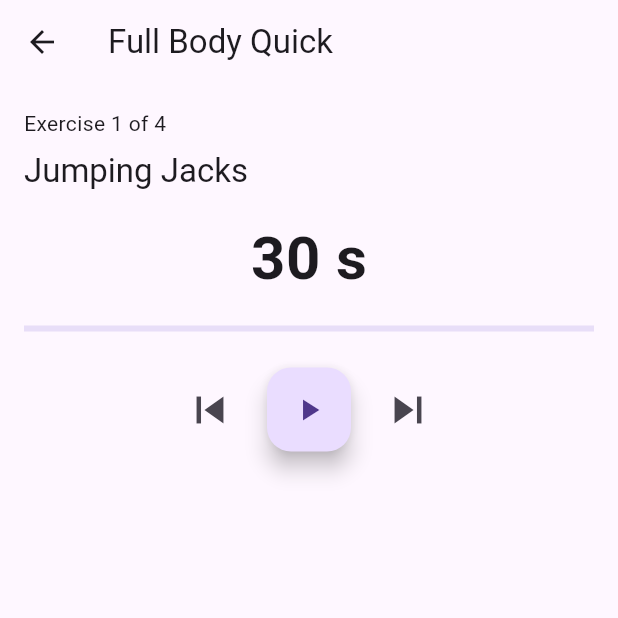
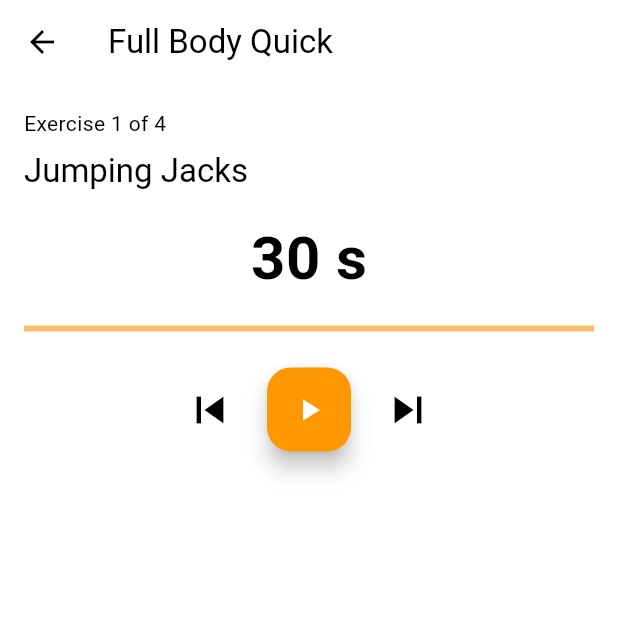
Before and after one commit to biarog/AplicativoFlutter, a Flutter app: the screen it shows after launch, after a tap on "Play", on a phone screen of 412 x 824 dp, the top half of it. Run offline on Flutter 3.47's test engine with Material 3 defaults, Android fonts, the phone set to English and light mode, and no system bars; our stand-ins replace shared_preferences; missing offline and left inert: widgetbook, widgetbook_annotation.

Commit message:
Mudanças no tema da aplicação

```diff
--- a/aplicativo_flutter/lib/main.dart
+++ b/aplicativo_flutter/lib/main.dart
@@ -17,12 +17,32 @@ class MainApp extends StatelessWidget {
       title: 'Fitness Routines',
       debugShowCheckedModeBanner: false,
       theme: ThemeData(
-        brightness: Brightness.light,
-        primarySwatch: Colors.orange,
+        colorScheme: ColorScheme(
+          primary: Colors.orange,
+          secondary: const Color.fromARGB(255, 250, 189, 110),
+          surface: Colors.white,
+          error: Colors.red,
+          onPrimary: Colors.white,
+          onSecondary: Colors.black,
+          onSurface: Colors.black,
+          onError: Colors.white,
+          brightness: Brightness.light
+        ),
+        useMaterial3: true,
       ),
       darkTheme: ThemeData(
-        brightness: Brightness.dark,
-        primarySwatch: Colors.deepOrange,
+        colorScheme: ColorScheme(
+          primary: Colors.deepOrange,
+          secondary: const Color.fromARGB(255, 94, 55, 43),
+          surface: Colors.grey[900]!,
+          error: Colors.red,
+          onPrimary: Colors.white,
+          onSecondary: Colors.black,
+          onSurface: Colors.white,
+          onError: Colors.white,
+          brightness: Brightness.dark,
+        ),
+        useMaterial3: true,
       ),
       themeMode: ThemeMode.system,
       home: const HomeScreen(),
@@ -63,10 +83,17 @@ class _HomeScreenState extends State<HomeScreen> {
           Text('Your Routines', style: Theme.of(context).textTheme.titleLarge),
           const SizedBox(height: 12),
           Card(
+            shape: RoundedRectangleBorder(
+              borderRadius: BorderRadius.circular(8.0),
+              side: BorderSide(color: Theme.of(context).colorScheme.secondary, width: 1.5),
+            ),
             child: ListTile(
               title: Text(routine.name),
               subtitle: Text('${routine.exercises.length} exercises • ~${routine.totalDuration}s'),
               trailing: ElevatedButton(
+                style: ElevatedButton.styleFrom(
+                  side: BorderSide(color: Theme.of(context).colorScheme.primary),
+                ),
                 child: const Text('Play'),
                 onPressed: () {
                   Navigator.of(context).push(MaterialPageRoute(
@@ -100,23 +127,28 @@ class _HomeScreenState extends State<HomeScreen> {
       ),
         bottomNavigationBar: BottomNavigationBar(
           currentIndex: _selectedIndex,
-          onTap: (int idx) => setState(() => _selectedIndex = idx),
-          selectedIconTheme: const IconThemeData(size: 30),
+          onTap: (i) => setState(() => _selectedIndex = i),
+          selectedItemColor: Theme.of(context).colorScheme.primary,
+          unselectedItemColor: Theme.of(context).colorScheme.onSurface.withValues(alpha:0.6),
+          selectedIconTheme: IconThemeData(
+            color: Theme.of(context).colorScheme.primary,
+            size: 30,
+          ),
           unselectedIconTheme: const IconThemeData(size: 22),
           items: const [
             BottomNavigationBarItem(
               icon: Padding(
-                padding: EdgeInsets.only(top: 15.0),
+                padding: EdgeInsets.only(top: 10.0),
                 child: Column(children: [Icon(Icons.fitness_center), SizedBox(height: 4), Text('Routines')],)),
               label: ''),
             BottomNavigationBarItem(
               icon: Padding(
-                padding: EdgeInsets.only(top: 15.0),
+                padding: EdgeInsets.only(top: 10.0),
                 child: Column(children: [Icon(Icons.calendar_today), SizedBox(height: 4), Text('Calendar')],)),
               label: ''),
             BottomNavigationBarItem(
               icon: Padding(
-                padding: EdgeInsets.only(top: 15.0),
+                padding: EdgeInsets.only(top: 10.0),
                 child: Column(children: [Icon(Icons.add_circle_outline), SizedBox(height: 4), Text('Create')],)),
               label: ''),
           ],
```
